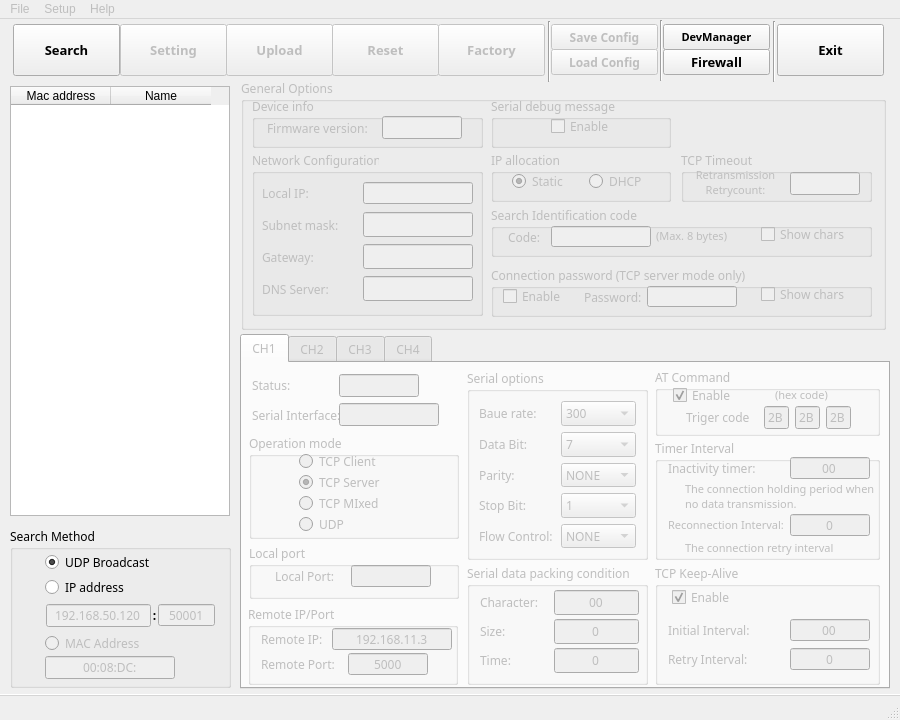
This is gui/wizconfig_gui.ui in Wiznet/WIZnet-S2E-Tool-GUI as Qt 5 draws it before an edit. The edited form follows.
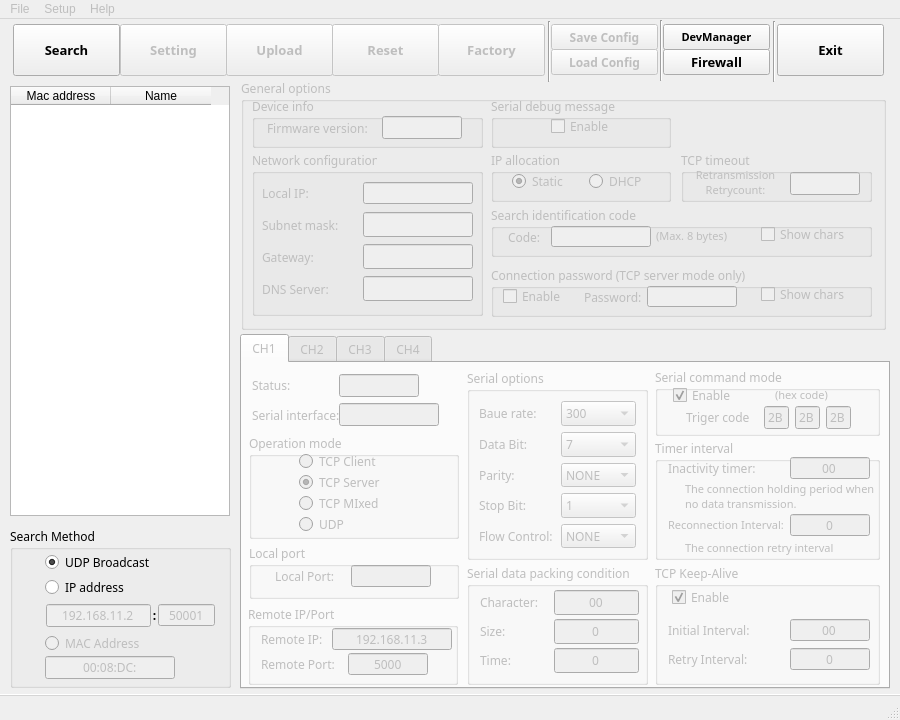
This is the edited form. Icons and pictures are not drawn.

Commit message: modifying object names

```diff
--- a/gui/wizconfig_gui.ui
+++ b/gui/wizconfig_gui.ui
@@ -611,7 +611,7 @@
        </font>
       </property>
       <property name="title">
-       <string>Timer Interval</string>
+       <string>Timer interval</string>
       </property>
       <widget class="QLabel" name="label_137">
        <property name="geometry">
@@ -1213,7 +1213,7 @@
        </font>
       </property>
       <property name="text">
-       <string>Serial Interface:</string>
+       <string>Serial interface:</string>
       </property>
      </widget>
      <widget class="QLineEdit" name="ch1_uart_name">
@@ -1489,7 +1489,7 @@
        </font>
       </property>
       <property name="title">
-       <string>AT Command</string>
+       <string>Serial command mode</string>
       </property>
       <widget class="QCheckBox" name="at_enable">
        <property name="geometry">
@@ -3230,7 +3230,7 @@
          </font>
         </property>
         <property name="text">
-         <string>192.168.50.120</string>
+         <string>192.168.11.2</string>
         </property>
         <property name="frame">
          <bool>true</bool>
@@ -3458,7 +3458,7 @@
      </font>
     </property>
     <property name="title">
-     <string>General Options</string>
+     <string>General options</string>
     </property>
     <widget class="QGroupBox" name="network_config">
      <property name="geometry">
@@ -3475,7 +3475,7 @@
       </font>
      </property>
      <property name="title">
-      <string>Network Configuration</string>
+      <string>Network configuration</string>
      </property>
      <widget class="QWidget" name="layoutWidget_52">
       <property name="geometry">
@@ -3732,7 +3732,7 @@
       </font>
      </property>
      <property name="title">
-      <string>Search Identification code</string>
+      <string>Search identification code</string>
      </property>
      <widget class="QLabel" name="label_146">
       <property name="geometry">
@@ -4179,7 +4179,7 @@
       </font>
      </property>
      <property name="title">
-      <string>TCP Timeout</string>
+      <string>TCP timeout</string>
      </property>
      <widget class="QLabel" name="label_152">
       <property name="geometry">
```
